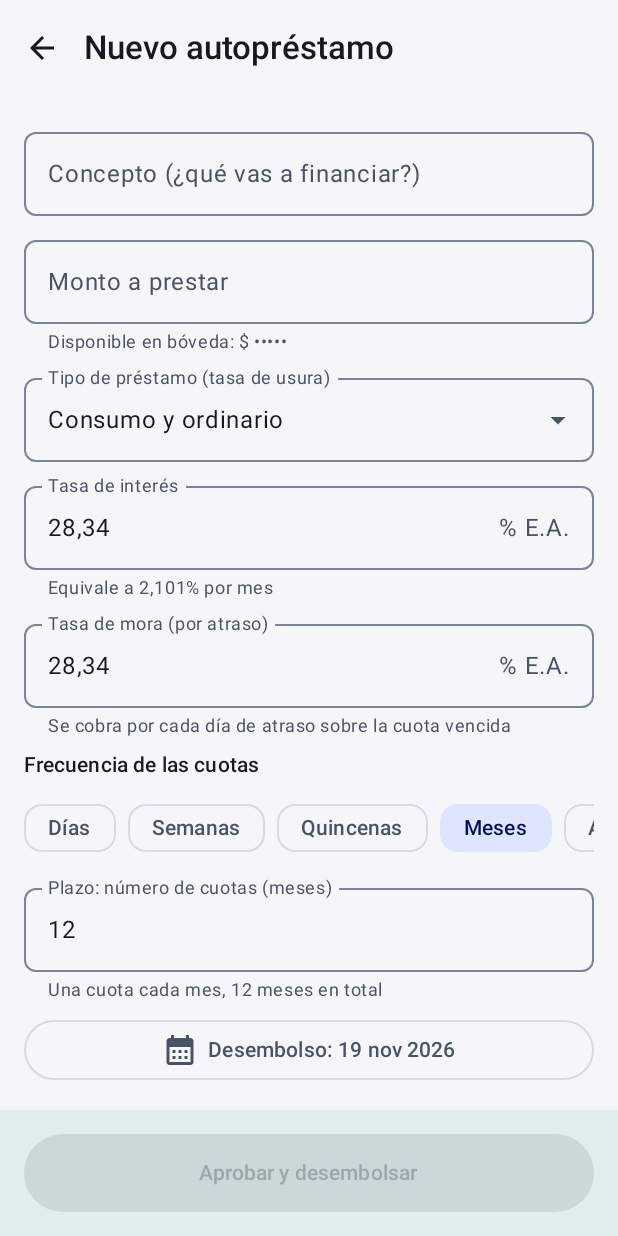
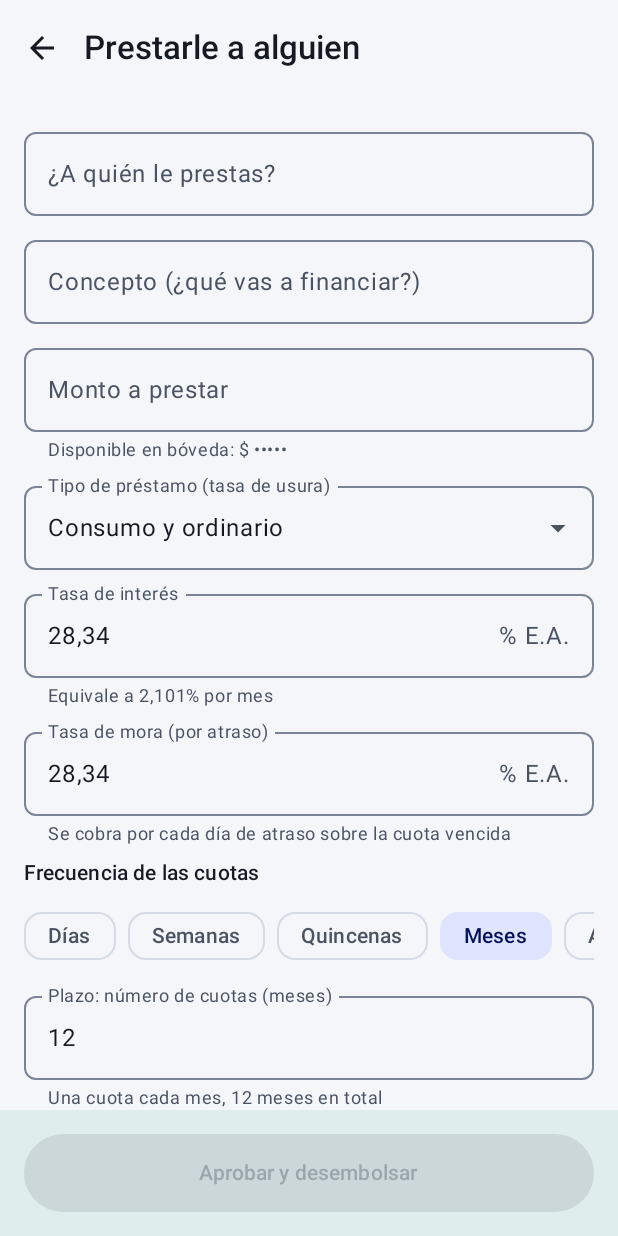
Before and after one commit to Joseluis1316/mi-propio-banco, an Android app built with Jetpack Compose: the NuevoPrestamoScreen screen opened through its navigation route, on a phone screen of 412 x 824 dp. Run offline under Robolectric (Android 15) with nearby library versions, the phone set to English and light mode, and no system bars; our stand-ins replace Firebase (no records; nobody signed in at launch, a user with empty details on screens opened directly), Room's generated code; libraries missing offline, so code that uses them is left out: com.google.mlkit.vision.

Commit message:
9.5: prestamos a otras personas y fechas exactas de deudas

```diff
--- a/app/src/main/java/com/mipropiobanco/avisos/Recordatorios.kt
+++ b/app/src/main/java/com/mipropiobanco/avisos/Recordatorios.kt
@@ -58,7 +58,10 @@ class Recordatorios(contexto: Context, parametros: WorkerParameters) : Coroutine
                     avisos.add("⚠️ Cuota de ${p.prestamo.concepto} atrasada ${e.diasAtraso} días")
                 } else if (dias in 0L..2L) {
                     val cuando = if (dias == 0L) "vence hoy" else "vence en $dias días"
-                    avisos.add("🏦 Cuota de ${p.prestamo.concepto}: ${Formato.copReal(e.totalAPagar)} $cuando")
+                    avisos.add(
+                        if (p.prestamo.prestatario.isNotBlank()) "🏦 ${p.prestamo.prestatario} te debe pagar ${Formato.copReal(e.totalAPagar)} ($cuando)"
+                        else "🏦 Cuota de ${p.prestamo.concepto}: ${Formato.copReal(e.totalAPagar)} $cuando"
+                    )
                 }
             }
         }
--- a/app/src/main/java/com/mipropiobanco/data/backup/BackupManager.kt
+++ b/app/src/main/java/com/mipropiobanco/data/backup/BackupManager.kt
@@ -75,6 +75,7 @@ class BackupManager(
                         .put("tipo", p.tipo)
                         .put("tasaEA", p.tasaEA)
                         .put("tasaMoraEA", p.tasaMoraEA)
+                        .put("prestatario", p.prestatario)
                 )
             }
         })
@@ -261,7 +262,8 @@ class BackupManager(
                 periodicidad = periodicidad.name,
                 tipo = it.optString("tipo", "Personalizado"),
                 tasaEA = tasaEA,
-                tasaMoraEA = if (it.has("tasaMoraEA")) it.getDouble("tasaMoraEA") else tasaEA
+                tasaMoraEA = if (it.has("tasaMoraEA")) it.getDouble("tasaMoraEA") else tasaEA,
+                prestatario = it.optString("prestatario", "")
             )
         }
         val pagos = raiz.getJSONArray("pagos").objetos().map {
--- a/app/src/main/java/com/mipropiobanco/data/local/Entidades.kt
+++ b/app/src/main/java/com/mipropiobanco/data/local/Entidades.kt
@@ -46,7 +46,9 @@ data class PrestamoEntity(
     val periodicidad: String = "MENSUAL",
     val tipo: String = "Personalizado",
     val tasaEA: Double = 0.0,
-    val tasaMoraEA: Double = 0.0
+    val tasaMoraEA: Double = 0.0,
+    /** A quién le presta Mi banco. Vacío = autopréstamo (a mí mismo). */
+    val prestatario: String = ""
 )
 
 /** Pago de una cuota: el capital regresa a la bóveda; interés y mora se suman como ganancia. */
--- a/app/src/main/java/com/mipropiobanco/data/repository/BancoRepository.kt
+++ b/app/src/main/java/com/mipropiobanco/data/repository/BancoRepository.kt
@@ -105,7 +105,8 @@ class BancoRepository(private val db: BancoDatabase) {
         tipo: String,
         tasaEA: Double,
         tasaMoraEA: Double,
-        fechaDesembolso: Long
+        fechaDesembolso: Long,
+        prestatario: String = ""
     ): Long = db.withTransaction {
         require(concepto.isNotBlank()) { "Escribe el concepto del préstamo" }
         require(monto > 0L) { "El monto debe ser mayor que cero" }
@@ -127,6 +128,7 @@ class BancoRepository(private val db: BancoDatabase) {
                 fechaCreacion = fechaDesembolso,
                 periodicidad = periodicidad.name,
                 tipo = tipo,
+                prestatario = prestatario.trim(),
                 tasaEA = tasaEA,
                 tasaMoraEA = tasaMoraEA
             )
--- a/app/src/main/java/com/mipropiobanco/ui/components/Componentes.kt
+++ b/app/src/main/java/com/mipropiobanco/ui/components/Componentes.kt
@@ -185,7 +185,7 @@ fun TarjetaPrestamo(item: PrestamoConPagos, ahora: Long, alAbrir: () -> Unit, mo
         Column(Modifier.padding(16.dp), verticalArrangement = Arrangement.spacedBy(6.dp)) {
             Row(verticalAlignment = Alignment.CenterVertically) {
                 Text(
-                    p.concepto,
+                    if (p.prestatario.isNotBlank()) "👤 ${p.prestatario} · ${p.concepto}" else p.concepto,
                     style = MaterialTheme.typography.titleMedium,
                     fontWeight = FontWeight.SemiBold,
                     modifier = Modifier.weight(1f),
--- a/app/src/main/java/com/mipropiobanco/ui/navigation/AppNavegacion.kt
+++ b/app/src/main/java/com/mipropiobanco/ui/navigation/AppNavegacion.kt
@@ -60,6 +60,7 @@ private object Rutas {
     const val BANDEJA = "bandeja"
     const val METAS = "metas"
     const val NUEVO_PRESTAMO = "nuevo_prestamo"
+    const val NUEVO_PRESTAMO_OTRO = "nuevo_prestamo_otro"
     const val DETALLE_PRESTAMO = "prestamo"
     const val DETALLE_DEUDA = "deuda"
 }
@@ -194,6 +195,7 @@ fun AppNavegacion(vm: BancoViewModel) {
                     pestanaInicial = e.arguments?.getInt("pestana") ?: 0,
                     abrirAporte = e.arguments?.getBoolean("nuevo") ?: false,
                     alNuevoPrestamo = { nav.navigate(Rutas.NUEVO_PRESTAMO) },
+                    alPrestarAOtro = { nav.navigate(Rutas.NUEVO_PRESTAMO_OTRO) },
                     alAbrirPrestamo = { id -> nav.navigate("${Rutas.DETALLE_PRESTAMO}/$id") }
                 )
             }
@@ -227,6 +229,18 @@ fun AppNavegacion(vm: BancoViewModel) {
             composable(Rutas.CONFIG_FINANZAS) {
                 ConfiguracionFinanzasScreen(vm = vm, alVolver = { nav.popBackStack() })
             }
+            composable(Rutas.NUEVO_PRESTAMO_OTRO) {
+                NuevoPrestamoScreen(
+                    vm = vm,
+                    alVolver = { nav.popBackStack() },
+                    alCrear = { id ->
+                        nav.navigate("${Rutas.DETALLE_PRESTAMO}/$id") {
+                            popUpTo(Rutas.NUEVO_PRESTAMO_OTRO) { inclusive = true }
+                        }
+                    },
+                    aOtro = true
+                )
+            }
             composable(Rutas.NUEVO_PRESTAMO) {
                 NuevoPrestamoScreen(
                     vm = vm,
--- a/app/src/main/java/com/mipropiobanco/ui/screens/DashboardScreen.kt
+++ b/app/src/main/java/com/mipropiobanco/ui/screens/DashboardScreen.kt
@@ -331,7 +331,7 @@ fun DashboardScreen(
         item { TarjetaMiBanco(resumen, alNuevoAporte, alNuevoPrestamo) }
 
         if (activos.isNotEmpty()) {
-            item { Titulo("Autopréstamos activos") }
+            item { Titulo("Préstamos activos de Mi banco") }
             items(activos, key = { it.prestamo.id }) { item ->
                 TarjetaPrestamo(item = item, ahora = ahora, alAbrir = { alAbrirPrestamo(item.prestamo.id) })
             }
--- a/app/src/main/java/com/mipropiobanco/ui/screens/DetallePrestamoScreen.kt
+++ b/app/src/main/java/com/mipropiobanco/ui/screens/DetallePrestamoScreen.kt
@@ -73,7 +73,7 @@ fun DetallePrestamoScreen(vm: BancoViewModel, prestamoId: Long, alVolver: () ->
     var confirmacion by remember { mutableStateOf<Confirmacion?>(null) }
 
     Column(Modifier.fillMaxSize()) {
-        Encabezado(p.concepto, alVolver = alVolver)
+        Encabezado(if (p.prestatario.isNotBlank()) "👤 ${p.prestatario} · ${p.concepto}" else p.concepto, alVolver = alVolver)
         LazyColumn(modifier = Modifier.weight(1f), contentPadding = PaddingValues(16.dp)) {
             item {
                 Card(
--- a/app/src/main/java/com/mipropiobanco/ui/screens/NuevoPrestamoScreen.kt
+++ b/app/src/main/java/com/mipropiobanco/ui/screens/NuevoPrestamoScreen.kt
@@ -59,11 +59,12 @@ import com.mipropiobanco.util.Formato
 private const val LIMITE_RECOMENDADO = 0.70
 
 @Composable
-fun NuevoPrestamoScreen(vm: BancoViewModel, alVolver: () -> Unit, alCrear: (Long) -> Unit) {
+fun NuevoPrestamoScreen(vm: BancoViewModel, alVolver: () -> Unit, alCrear: (Long) -> Unit, aOtro: Boolean = false) {
     val resumen by vm.resumen.collectAsStateWithLifecycle()
     val tipos by vm.tipos.collectAsStateWithLifecycle()
 
     var concepto by rememberSaveable { mutableStateOf("") }
+    var prestatario by rememberSaveable { mutableStateOf("") }
     var monto by rememberSaveable { mutableStateOf("") }
     var tipoNombre by rememberSaveable { mutableStateOf("") }
     var tasa by rememberSaveable { mutableStateOf("") }
@@ -99,7 +100,7 @@ fun NuevoPrestamoScreen(vm: BancoViewModel, alVolver: () -> Unit, alCrear: (Long
     val errorTasa = if (tasaValor == null || tasaValor < 0.0 || tasaValor > 300.0) "Tasa entre 0% y 300% E.A." else null
     val errorMora = if (moraValor == null || moraValor < 0.0 || moraValor > 300.0) "Tasa entre 0% y 300% E.A." else null
 
-    val valido = concepto.isNotBlank() && montoValor > 0L && errorMonto == null && cuotasValor in 1..1000 &&
+    val valido = (!aOtro || prestatario.isNotBlank()) && concepto.isNotBlank() && montoValor > 0L && errorMonto == null && cuotasValor in 1..1000 &&
         tasaValor != null && errorTasa == null && moraValor != null && errorMora == null
 
     val tasaPeriodo = Tasas.periodoDesdeEA(tasaValor ?: 0.0, periodicidad)
@@ -110,10 +111,19 @@ fun NuevoPrestamoScreen(vm: BancoViewModel, alVolver: () -> Unit, alCrear: (Long
     val totalIntereses = tabla.sumOf { it.interes }
 
     Column(Modifier.fillMaxSize()) {
-        Encabezado("Nuevo autopréstamo", alVolver = alVolver)
+        Encabezado(if (aOtro) "Prestarle a alguien" else "Nuevo autopréstamo", alVolver = alVolver)
         LazyColumn(modifier = Modifier.weight(1f), contentPadding = PaddingValues(16.dp)) {
             item {
                 Column(verticalArrangement = Arrangement.spacedBy(8.dp)) {
+                    if (aOtro) {
+                        OutlinedTextField(
+                            value = prestatario,
+                            onValueChange = { prestatario = it.take(40) },
+                            label = { Text("¿A quién le prestas?") },
+                            singleLine = true,
+                            modifier = Modifier.fillMaxWidth()
+                        )
+                    }
                     OutlinedTextField(
                         value = concepto,
                         onValueChange = { concepto = it.take(60) },
@@ -244,11 +254,12 @@ fun NuevoPrestamoScreen(vm: BancoViewModel, alVolver: () -> Unit, alCrear: (Long
     if (confirmar && tabla.isNotEmpty() && tasaValor != null && moraValor != null) {
         AlertDialog(
             onDismissRequest = { confirmar = false },
-            title = { Text("¿Aprobar autopréstamo?") },
+            title = { Text(if (aOtro) "¿Prestarle a ${prestatario.trim()}?" else "¿Aprobar autopréstamo?") },
             text = {
                 Text(
                     "Saldrán ${Formato.cop(montoValor)} de la bóveda para «${concepto.trim()}». " +
-                        "Te comprometes a pagar ${periodicidad.cantidad(cuotasValor)} de cuota de " +
+                        (if (aOtro) "${prestatario.trim()} se compromete a pagar" else "Te comprometes a pagar") +
+                        " ${periodicidad.cantidad(cuotasValor)} de cuota de " +
                         "${Formato.cop(tabla.first().cuota)} al ${Formato.tasa(tasaValor)} E.A. " +
                         "Si te atrasas, pagarás mora al ${Formato.tasa(moraValor)} E.A. por día."
                 )
@@ -258,7 +269,8 @@ fun NuevoPrestamoScreen(vm: BancoViewModel, alVolver: () -> Unit, alCrear: (Long
                     confirmar = false
                     vm.crearPrestamo(
                         concepto, montoValor, cuotasValor, periodicidad,
-                        tipoNombre.ifEmpty { "Personalizado" }, tasaValor, moraValor, fechaDesembolso, alCrear
+                        tipoNombre.ifEmpty { "Personalizado" }, tasaValor, moraValor, fechaDesembolso,
+                        if (aOtro) prestatario else "", alCrear
                     )
                 }) { Text("Aprobar") }
             },
```
Also changed, not shown: app/src/main/java/com/mipropiobanco/data/local/BancoDatabase.kt (+9 -2 lines), app/src/main/java/com/mipropiobanco/ui/BancoViewModel.kt (+12 -4 lines), app/src/main/java/com/mipropiobanco/ui/screens/BancoScreen.kt (+7 -5 lines), app/src/main/java/com/mipropiobanco/ui/screens/PrestamosScreen.kt (+4 -3 lines).
